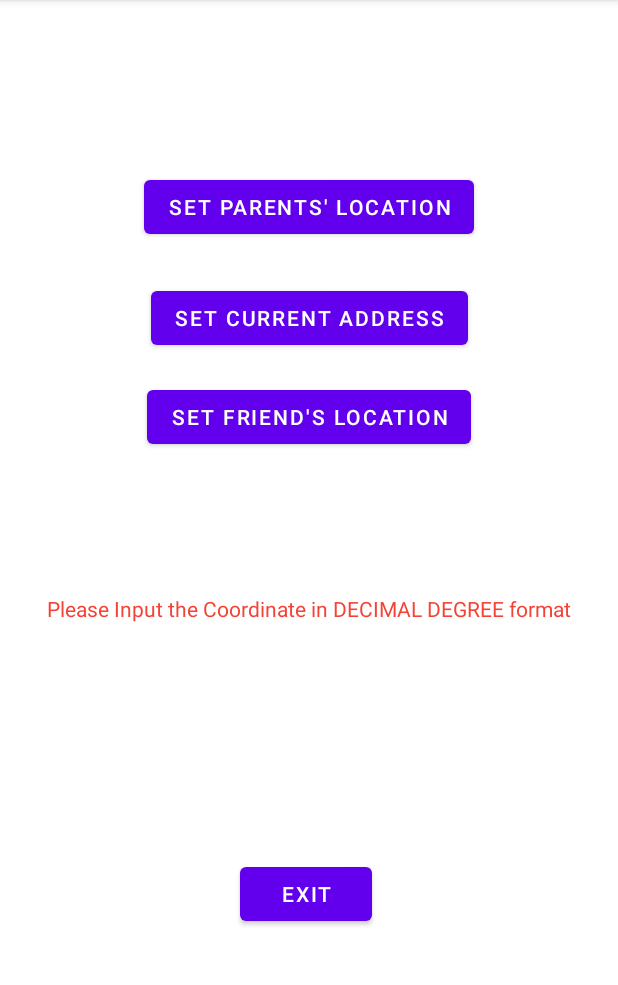
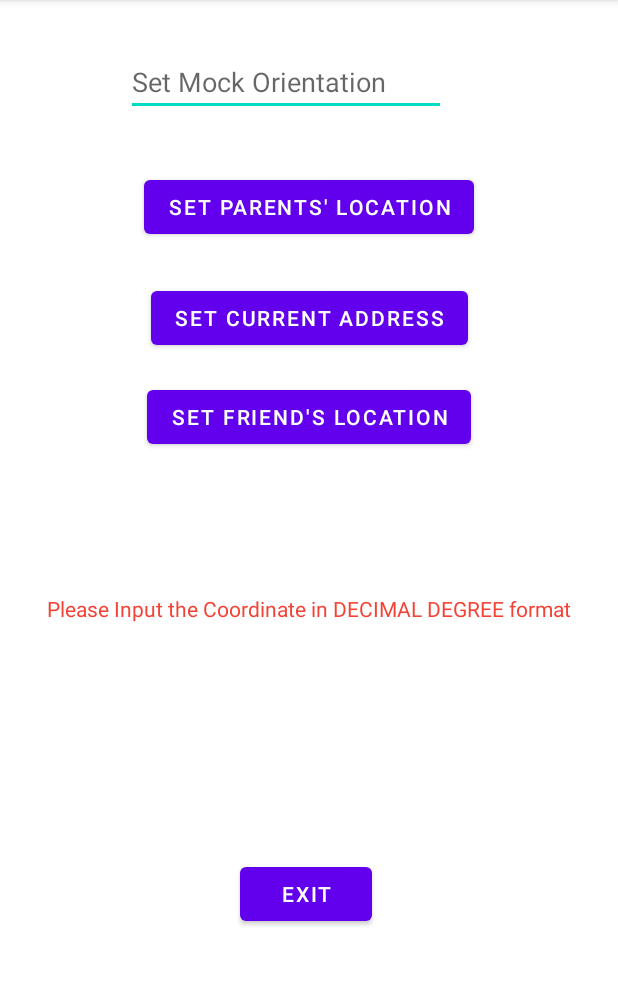
Before and after one commit to CSE-110-Winter-2023/Android-Compass, an Android app: the LocationActivity screen opened directly, with no data from a screen before it, on a phone screen of 412 x 824 dp, the part 84-1069 px from its top. Run offline under Robolectric (Android 15) with nearby library versions, the phone set to English and light mode, and no system bars.

Commit message:
commit ui for mocking

```diff
--- a/app/src/main/java/edu/ucsd/cse110/projects110/MainActivity.java
+++ b/app/src/main/java/edu/ucsd/cse110/projects110/MainActivity.java
@@ -37,6 +37,7 @@ public class MainActivity extends AppCompatActivity {
 
             ActivityCompat.requestPermissions(this, new String[]{Manifest.permission.ACCESS_FINE_LOCATION},200);
         }
+        SharedPreferences preferences = getSharedPreferences("pref",MODE_PRIVATE);
         ImageView ParentArrow = findViewById(R.id.parent_arrow);
         ImageView FriendArrow = findViewById(R.id.friend_arrow);
         ImageView AddrArrow = findViewById(R.id.addr_arrow);
@@ -64,7 +65,7 @@ public class MainActivity extends AppCompatActivity {
             currOri=Ori;
         });
 
-        SharedPreferences preferences = getSharedPreferences("pref",MODE_PRIVATE);
+
 
         //parent
 
@@ -84,7 +85,6 @@ public class MainActivity extends AppCompatActivity {
                     float PAngle = DegreeDiff.calculateAngle(pairC,pairP);
                     PAngle=PAngle-(float)Math.toDegrees(currOri);;
                     ParentTag.setText(preferences.getString("Parent_Label", "Parent"));
-
                     ConstraintLayout ParentLayout = (ConstraintLayout) findViewById(R.id.constraintLayout2);
                     ConstraintSet ParentLayoutSet = new ConstraintSet();
                     ParentLayoutSet.clone(ParentLayout);
--- a/app/src/main/res/layout/activity_location.xml
+++ b/app/src/main/res/layout/activity_location.xml
@@ -62,5 +62,20 @@
         app:layout_constraintStart_toStartOf="parent"
         app:layout_constraintTop_toBottomOf="@+id/FriendLocation" />
 
+    <EditText
+        android:id="@+id/MockDeviceOrientation"
+        android:layout_width="wrap_content"
+        android:layout_height="wrap_content"
+        android:layout_marginStart="85dp"
+        android:layout_marginTop="32dp"
+        android:layout_marginEnd="85dp"
+        android:ems="10"
+        android:hint="Set Mock Orientation"
+        android:inputType="textPersonName"
+        android:text=""
+        app:layout_constraintEnd_toEndOf="@+id/textView"
+        app:layout_constraintStart_toStartOf="parent"
+        app:layout_constraintTop_toTopOf="parent" />
+
 
 </androidx.constraintlayout.widget.ConstraintLayout>
```
Also changed, not shown: 2 other files.
